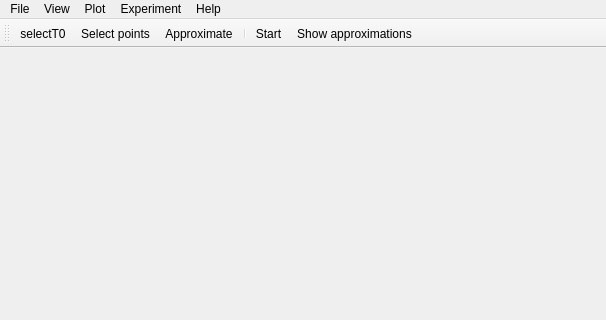
Before: the Qt Designer form src/client/mainwindow.ui in uazure/qLab, drawn with Qt 5; both pictures show x 0 to 606 and y 0 to 320 of the 606 by 488 pixel window.
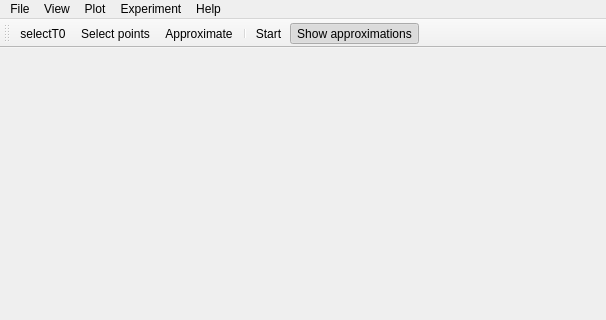
After: the same form once the commit is applied.

```diff
--- a/src/client/mainwindow.ui
+++ b/src/client/mainwindow.ui
@@ -258,6 +258,12 @@
    </property>
   </action>
   <action name="actionShow_approximations">
+   <property name="checkable">
+    <bool>true</bool>
+   </property>
+   <property name="checked">
+    <bool>true</bool>
+   </property>
    <property name="text">
     <string>Show approximations</string>
    </property>
```
